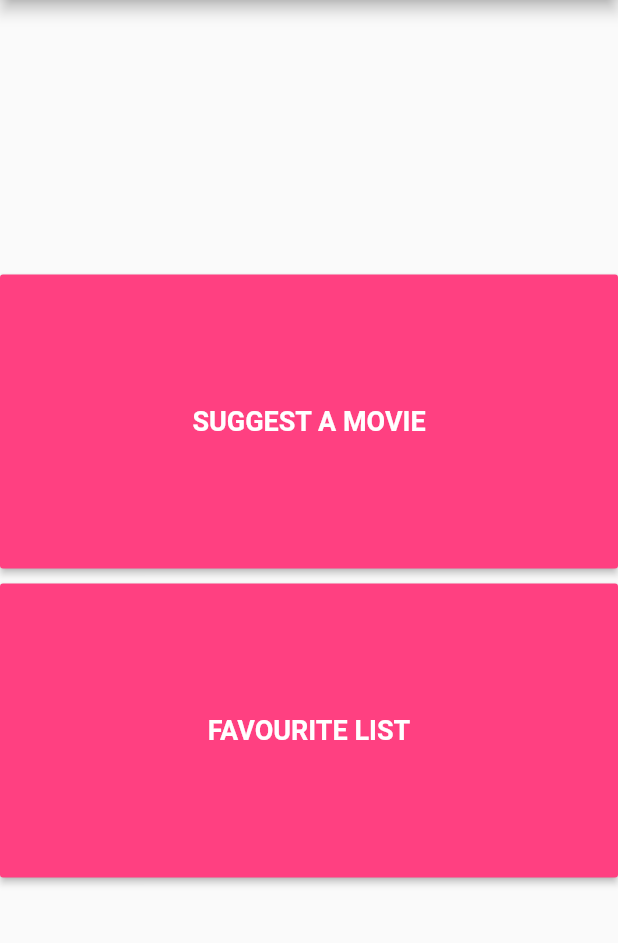
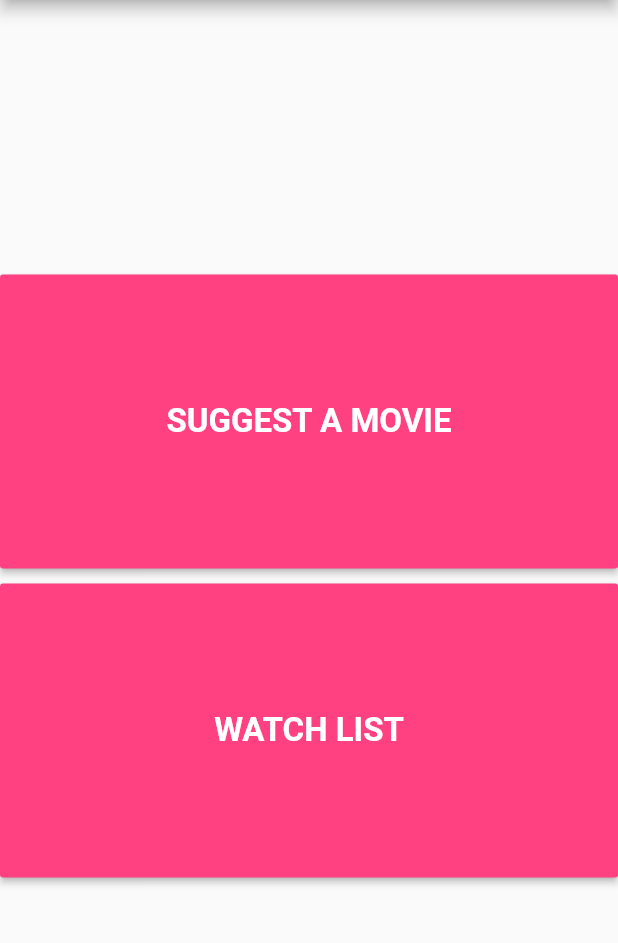
Before and after one commit to se3802018-2019/Suggesty, a Flutter app: the screen it shows after launch, on a phone screen of 412 x 824 dp, the part 84-1027 px from its top. Run offline on Flutter 3.47's test engine with Material 2 defaults, Android fonts, the phone set to English and light mode, and no system bars.

Commit message:
watch-list-update

```diff
--- a/lib/main.dart
+++ b/lib/main.dart
@@ -1,58 +1,17 @@
 import 'package:flutter/material.dart';
+import 'package:suggesty/first_screen.dart';
+import 'package:suggesty/suggest_movie.dart';
+import 'package:suggesty/watch_list.dart';
 
 void main() => runApp(MaterialApp(
+  initialRoute: "/firstScreen",
+  routes: {
+    "/": (context) => FirstScreen(),
+    "/watchList": (context) => WatchList(),
+    "/suggestMovie": (context) => SuggestScreen(),
+  },
       debugShowCheckedModeBanner: false,
-      home: Suggesty(),
       theme: ThemeData(
         primaryColor: Colors.purple,
       ),
     ));
-
-class Suggesty extends StatelessWidget {
-  @override
-  Widget build(BuildContext context) {
-    return Scaffold(
-      appBar: AppBar(
-        title: Text("SUGGESTY"),
-        leading: Icon(Icons.subscriptions),
-      ),
-      body: Column(
-        mainAxisAlignment: MainAxisAlignment.center,
-        children: <Widget>[
-          Container(
-            padding: EdgeInsets.symmetric(vertical: 5),
-            child: RaisedButton(
-              child: Text(
-                "SUGGEST A MOVIE",
-                style: TextStyle(
-                    color: Colors.white,
-                    fontSize: 18,
-                    fontWeight: FontWeight.bold),
-              ),
-              color: Colors.pinkAccent,
-              onPressed: () {},
-            ),
-            width: double.infinity,
-            height: MediaQuery.of(context).size.height / 4,
-          ),
-          Container(
-            padding: EdgeInsets.symmetric(vertical: 5),
-            child: RaisedButton(
-              child: Text(
-                "FAVOURITE LIST",
-                style: TextStyle(
-                    color: Colors.white,
-                    fontSize: 18,
-                    fontWeight: FontWeight.bold),
-              ),
-              color: Colors.pinkAccent,
-              onPressed: () {},
-            ),
-            width: double.infinity,
-            height: MediaQuery.of(context).size.height / 4,
-          ),
-        ],
-      ),
-    );
-  }
-}
--- a/pubspec.yaml
+++ b/pubspec.yaml
@@ -41,8 +41,8 @@ flutter:
   uses-material-design: true
 
   # To add assets to your application, add an assets section, like this:
-  # assets:
-  #  - images/a_dot_burr.jpeg
+  assets:
+    - assets/film.json
   #  - images/a_dot_ham.jpeg
 
   # An image asset can refer to one or more resolution-specific "variants", see
```
Also changed, not shown: 1 other file.
